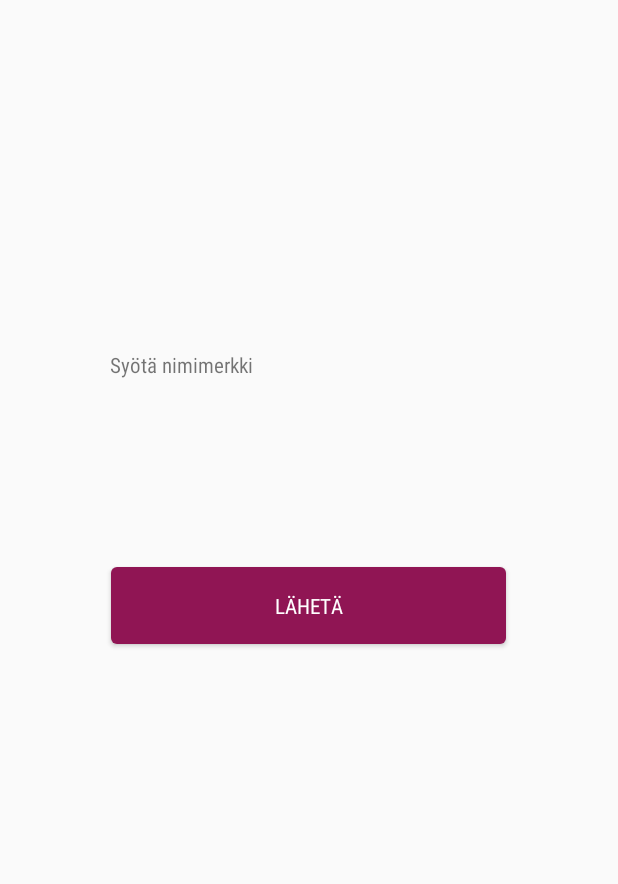
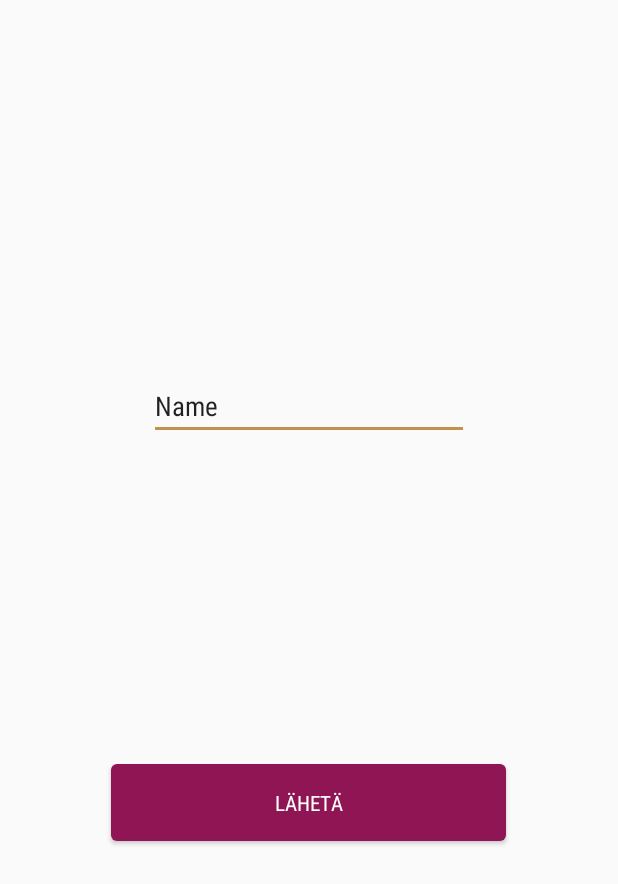
Before and after one commit to Hintahaukka/application, an Android app: the layout fragment_create_username.xml on its own in the app's theme, with its tools: preview values and no code run, on a phone screen of 412 x 824 dp. Shown: the top 884 px of the screen. Run offline under Robolectric (Android 15) with nearby library versions, the phone set to English and light mode, and no system bars.

Commit message:
Nimimerkin syöttönäkymässä korjattu bugi

```diff
--- a/app/src/main/res/layout/fragment_create_username.xml
+++ b/app/src/main/res/layout/fragment_create_username.xml
@@ -34,19 +34,6 @@ android:layout_height="wrap_content"
 android:orientation="horizontal"
 app:layout_constraintGuide_end="@dimen/spacing_top_and_bottom" />
 
-    <TextView
-        android:id="@+id/usernameField"
-        android:layout_width="264dp"
-        android:layout_height="74dp"
-        android:text="TextView"
-        app:layout_constraintBottom_toTopOf="@+id/guideline4"
-        app:layout_constraintEnd_toEndOf="parent"
-        app:layout_constraintHorizontal_bias="0.496"
-        app:layout_constraintStart_toStartOf="parent"
-        app:layout_constraintTop_toTopOf="@+id/guideline"
-        app:layout_constraintVertical_bias="0.283"
-        tools:text="@string/text_enter_username" />
-
     <Button
         android:id="@+id/sendUsernameButton"
         android:layout_width="263dp"
@@ -56,7 +43,19 @@ app:layout_constraintGuide_end="@dimen/spacing_top_and_bottom" />
         app:layout_constraintEnd_toStartOf="@+id/guideline3"
         app:layout_constraintHorizontal_bias="0.498"
         app:layout_constraintStart_toStartOf="@+id/guideline2"
-        app:layout_constraintTop_toBottomOf="@+id/usernameField"
-        app:layout_constraintVertical_bias="0.169" />
+        app:layout_constraintTop_toBottomOf="@+id/usernameField" />
+
+    <EditText
+        android:id="@+id/usernameField"
+        android:layout_width="wrap_content"
+        android:layout_height="wrap_content"
+        android:layout_marginTop="200dp"
+        android:ems="10"
+        android:hint="@string/text_enter_username"
+        android:inputType="textPersonName"
+        android:text="Name"
+        app:layout_constraintEnd_toStartOf="@+id/guideline3"
+        app:layout_constraintStart_toStartOf="@+id/guideline2"
+        app:layout_constraintTop_toTopOf="@+id/guideline" />
 
 </androidx.constraintlayout.widget.ConstraintLayout>
```
